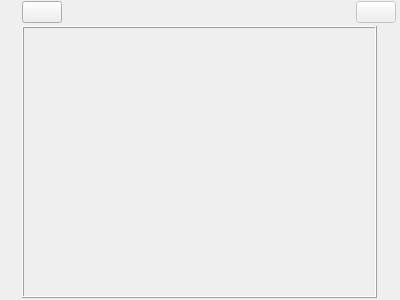
Above: ui/home_view.ui from zkovari/plotlyst before the change. Below: the same form after it.
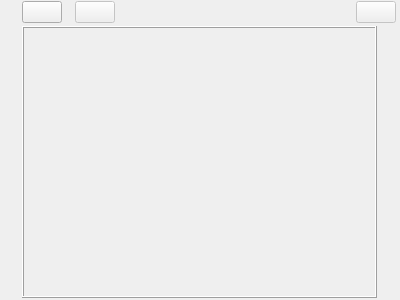
That is the form after the change.

Commit message: Edit novel title in home view

What changed in the file:
```diff
--- a/ui/home_view.ui
+++ b/ui/home_view.ui
@@ -76,6 +76,44 @@
         </property>
        </widget>
       </item>
+      <item>
+       <spacer name="horizontalSpacer_5">
+        <property name="orientation">
+         <enum>Qt::Horizontal</enum>
+        </property>
+        <property name="sizeType">
+         <enum>QSizePolicy::Preferred</enum>
+        </property>
+        <property name="sizeHint" stdset="0">
+         <size>
+          <width>10</width>
+          <height>10</height>
+         </size>
+        </property>
+       </spacer>
+      </item>
+      <item>
+       <widget class="QPushButton" name="btnEdit">
+        <property name="enabled">
+         <bool>false</bool>
+        </property>
+        <property name="maximumSize">
+         <size>
+          <width>130</width>
+          <height>16777215</height>
+         </size>
+        </property>
+        <property name="cursor">
+         <cursorShape>PointingHandCursor</cursorShape>
+        </property>
+        <property name="text">
+         <string/>
+        </property>
+        <property name="shortcut">
+         <string>E</string>
+        </property>
+       </widget>
+      </item>
       <item>
        <spacer name="horizontalSpacer">
         <property name="orientation">
```
The commit also changes 7 other files.
